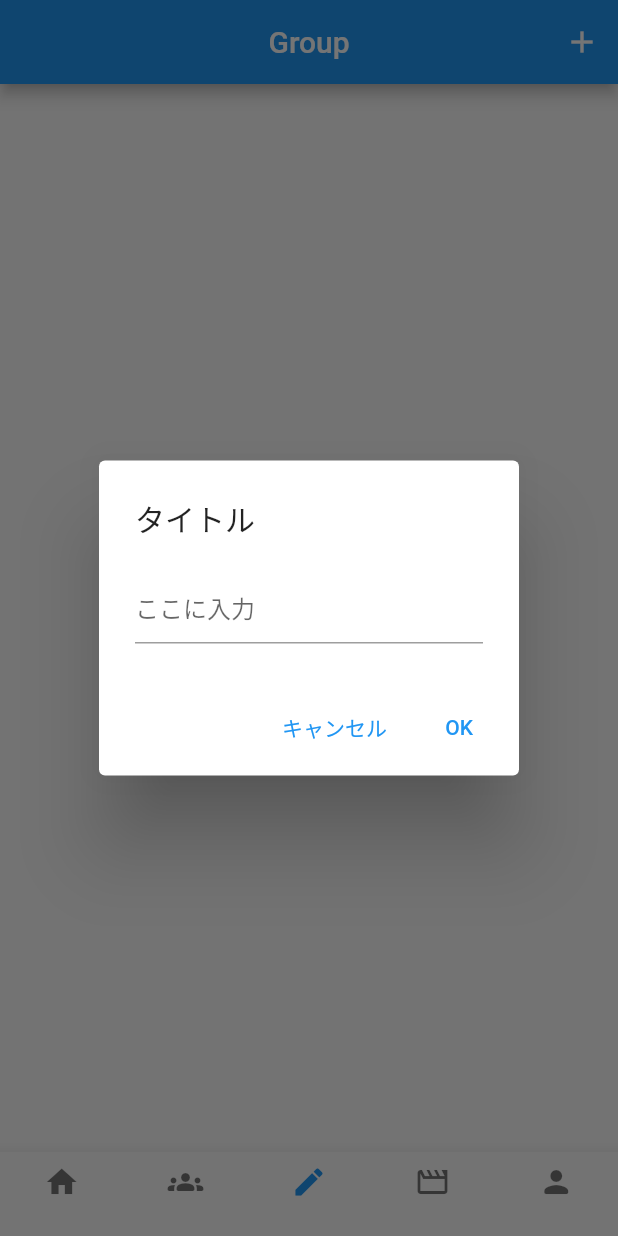
After one commit to samuraituru/grats_app, a Flutter app: the screen it shows after launch, item 3 of the bottom bar chosen, after a tap on the "add" icon, on a phone screen of 412 x 824 dp. The commit adds this screen. Run offline on Flutter 3.47's test engine with Material 2 defaults, Android fonts, the phone set to English and light mode, and no system bars; our stand-ins replace introduction_screen, shared_preferences.

Commit message:
second commit

```diff
--- a/lib/main.dart
+++ b/lib/main.dart
@@ -1,7 +1,7 @@
 import 'package:flutter/material.dart';
+import 'package:grats_app/presentation/home/home_page.dart';
 
 void main() {
-
   runApp(MyApp());
 }
 
@@ -10,24 +10,7 @@ class MyApp extends StatelessWidget {
   @override
   Widget build(BuildContext context) {
     return MaterialApp(
-      title: 'Flutter Demo',
-      theme: ThemeData(
-        primarySwatch: Colors.blue,
-      ),
-      home: MyHomePage(),
+      home: HomePage(),
     );
   }
 }
-
-class MyHomePage extends StatelessWidget {
-  @override
-  Widget build(BuildContext context) {
-    return Scaffold(
-      appBar: AppBar(
-        title: Text('widget.title'),
-      ),
-      body: Center(
-      ),
-    ); // This trai
-  }
-}
--- /dev/null
+++ b/lib/model/bartitle.dart
@@ -0,0 +1,4 @@
+
+class Bartitle {
+  var bartitle = <String>['保存', '比較', 'グラフ', '一覧', 'マイページ'];
+}
--- /dev/null
+++ b/lib/presentation/analysis/analysis_model.dart
@@ -0,0 +1,5 @@
+import 'package:flutter/material.dart';
+
+class AnalysisModel extends ChangeNotifier {
+
+}
--- /dev/null
+++ b/lib/presentation/analysis/analysis_page.dart
@@ -0,0 +1,20 @@
+import 'package:flutter/material.dart';
+import 'package:grats_app/presentation/analysis/analysis_model.dart';
+import 'package:grats_app/presentation/group/group_model.dart';
+import 'package:provider/provider.dart';
+
+class AnalysisPage extends StatelessWidget {
+  @override
+  Widget build(BuildContext context) {
+
+    return MaterialApp(
+      home: ChangeNotifierProvider<AnalysisModel>(
+        create: (_) => AnalysisModel(),
+        child: Consumer<AnalysisModel>(builder: (context, model, child) {
+          return Scaffold(
+          );
+        }),
+      ),
+    );
+  }
+}
--- /dev/null
+++ b/lib/presentation/group/group_model.dart
@@ -0,0 +1,5 @@
+import 'package:flutter/material.dart';
+
+class GroupModel extends ChangeNotifier {
+
+}
--- /dev/null
+++ b/lib/presentation/group/group_page.dart
@@ -0,0 +1,53 @@
+import 'package:flutter/material.dart';
+import 'package:grats_app/presentation/group/group_model.dart';
+import 'package:provider/provider.dart';
+
+class GroupPage extends StatelessWidget {
+  @override
+  Widget build(BuildContext context) {
+    return MaterialApp(
+      home: ChangeNotifierProvider<GroupModel>(
+        create: (_) => GroupModel(),
+        child: Consumer<GroupModel>(builder: (context, model, child) {
+          return Scaffold(
+            appBar: AppBar(
+              centerTitle: true,
+              title: Text('Group'),
+              actions: [
+                IconButton(
+                  icon: Icon(Icons.add),
+                  onPressed: () {
+                    showDialog(
+                        context: context,
+                        builder: (context) {
+                          return AlertDialog(
+                            title: Text('タイトル'),
+                            content: TextField(
+                              decoration: InputDecoration(hintText: "ここに入力"),
+                            ),
+                            actions: <Widget>[
+                              TextButton(
+                                child: Text('キャンセル'),
+                                onPressed: () {
+                                  Navigator.pop(context);
+                                },
+                              ),
+                              TextButton(
+                                child: Text('OK'),
+                                onPressed: () {
+                                  //OKを押したあとの処理
+                                },
+                              ),
+                            ],
+                          );
+                        });
+                  },
+                )
+              ],
+            ),
+          );
+        }),
+      ),
+    );
+  }
+}
--- /dev/null
+++ b/lib/presentation/home/home_model.dart
@@ -0,0 +1,10 @@
+import 'package:flutter/material.dart';
+
+class HomeModel extends ChangeNotifier {
+  int _currentIndex = 0;
+  int get currentIndex => _currentIndex;
+  set currentIndex(int index) {
+    _currentIndex = index;
+    notifyListeners();
+  }
+}
--- /dev/null
+++ b/lib/presentation/home/home_page.dart
@@ -0,0 +1,64 @@
+import 'package:flutter/material.dart';
+import 'package:grats_app/presentation/group/group_page.dart';
+import 'package:grats_app/presentation/home/home_model.dart';
+import 'package:grats_app/presentation/record/record_page.dart';
+import 'package:grats_app/presentation/signup/signup_page.dart';
+import 'package:provider/provider.dart';
+
+class HomePage extends StatelessWidget {
+  @override
+  Widget build(BuildContext context) {
+    final _pageList = [
+      SignPage(),
+      RecordPage(),
+      GroupPage(),
+      GroupPage(),
+      GroupPage(),
+    ];
+
+    final double deviceHeight = MediaQuery.of(context).size.height;
+    final double deviceWidth = MediaQuery.of(context).size.width;
+
+
+    return MaterialApp(
+      home: ChangeNotifierProvider<HomeModel>(
+        create: (_) => HomeModel(),
+        child: Consumer<HomeModel>(builder: (context, model, child) {
+          final tabItems = [
+            const BottomNavigationBarItem(
+              icon: Icon(Icons.home),
+              label: '',
+            ),
+            const BottomNavigationBarItem(
+              icon: Icon(Icons.groups_rounded),
+              label: '',
+            ),
+            const BottomNavigationBarItem(
+              icon: Icon(Icons.edit),
+              label: '',
+            ),
+            const BottomNavigationBarItem(
+              icon: Icon(Icons.movie_creation_outlined),
+              label: '',
+            ),
+            const BottomNavigationBarItem(
+              icon: Icon(Icons.person_rounded),
+              label: '',
+            ),
+          ];
+          return Scaffold(
+            body: _pageList[model.currentIndex],
+            bottomNavigationBar: BottomNavigationBar(
+              currentIndex: model.currentIndex,
+              onTap: (index) {
+                model.currentIndex = index;
+              },
+              items: tabItems,
+              type: BottomNavigationBarType.fixed,
+            ),
+          );
+        }),
+      ),
+    );
+  }
+}
--- a/lib/presentation/introduction/introduction_page.dart
+++ b/lib/presentation/introduction/introduction_page.dart
@@ -23,7 +23,7 @@ class IntroductionPage extends StatelessWidget {
             showSkipButton: true,
             back: const Icon(Icons.arrow_back),
             skip: const Text('skip'),
-            next: const Text('次へ'),
+            next: const Text('next'),
             done: const Text("ゲストで始める",
                 style: TextStyle(fontWeight: FontWeight.w600,fontSize: 12)),
             dotsDecorator: DotsDecorator(
--- /dev/null
+++ b/lib/presentation/record/record_model.dart
@@ -0,0 +1,5 @@
+import 'package:flutter/material.dart';
+
+class RecordModel extends ChangeNotifier {
+
+}
--- /dev/null
+++ b/lib/presentation/record/record_page.dart
@@ -0,0 +1,22 @@
+import 'package:flutter/material.dart';
+import 'package:grats_app/presentation/record/record_model.dart';
+import 'package:provider/provider.dart';
+
+class RecordPage extends StatelessWidget {
+  @override
+  Widget build(BuildContext context) {
+
+    return MaterialApp(
+      home: ChangeNotifierProvider<RecordModel>(
+        create: (_) => RecordModel(),
+        child: Consumer<RecordModel>(builder: (context, model, child) {
+          return Scaffold(
+            appBar: AppBar(
+              title: Text(''),
+            ),
+          );
+        }),
+      ),
+    );
+  }
+}
--- /dev/null
+++ b/lib/presentation/signup/sign_model.dart
@@ -0,0 +1,5 @@
+import 'package:flutter/material.dart';
+
+class SignModel extends ChangeNotifier {
+
+}
--- /dev/null
+++ b/lib/presentation/signup/signup_page.dart
@@ -0,0 +1,37 @@
+import 'package:flutter/material.dart';
+import 'package:grats_app/presentation/signup/sign_model.dart';
+import 'package:provider/provider.dart';
+
+class SignPage extends StatelessWidget {
+  @override
+  Widget build(BuildContext context) {
+    return MaterialApp(
+      home: ChangeNotifierProvider<SignModel>(
+        create: (_) => SignModel(),
+        child: Consumer<SignModel>(builder: (context, model, child) {
+          return Scaffold(
+            appBar: AppBar(
+              centerTitle: true,
+              title: Text('新規登録'),
+            ),
+            body: Padding(
+              padding: const EdgeInsets.all(15.0),
+              child: TextField(
+                decoration: InputDecoration(
+                  hintText: 'メールアドレス',
+                  labelText: 'メールアドレス',
+                  enabledBorder: OutlineInputBorder(
+                    borderRadius: BorderRadius.circular(10),
+                    borderSide: BorderSide(
+                      color: Colors.green,
+                    ),
+                  ),
+                ),
+              ),
+            ),
+          );
+        }),
+      ),
+    );
+  }
+}
```
